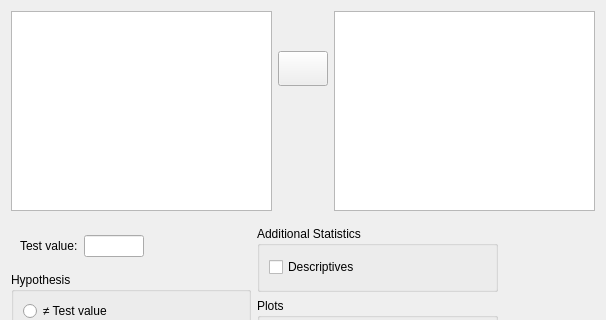
jasp-stats/jasp-desktop, file JASP-Desktop/analysisforms/ttestbayesianonesampleform.ui: the form before one commit; both pictures show x 0 to 606 and y 0 to 320 of the 606 by 739 pixel window.
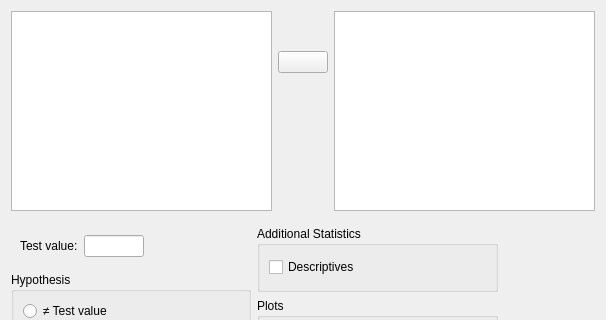
The form after the commit. Custom widgets are drawn as their Qt base class.

```diff
--- a/JASP-Desktop/analysisforms/ttestbayesianonesampleform.ui
+++ b/JASP-Desktop/analysisforms/ttestbayesianonesampleform.ui
@@ -79,13 +79,13 @@
            <property name="minimumSize">
             <size>
              <width>50</width>
-             <height>35</height>
+             <height>0</height>
             </size>
            </property>
            <property name="maximumSize">
             <size>
              <width>50</width>
-             <height>35</height>
+             <height>16777215</height>
             </size>
            </property>
            <property name="text">
```
